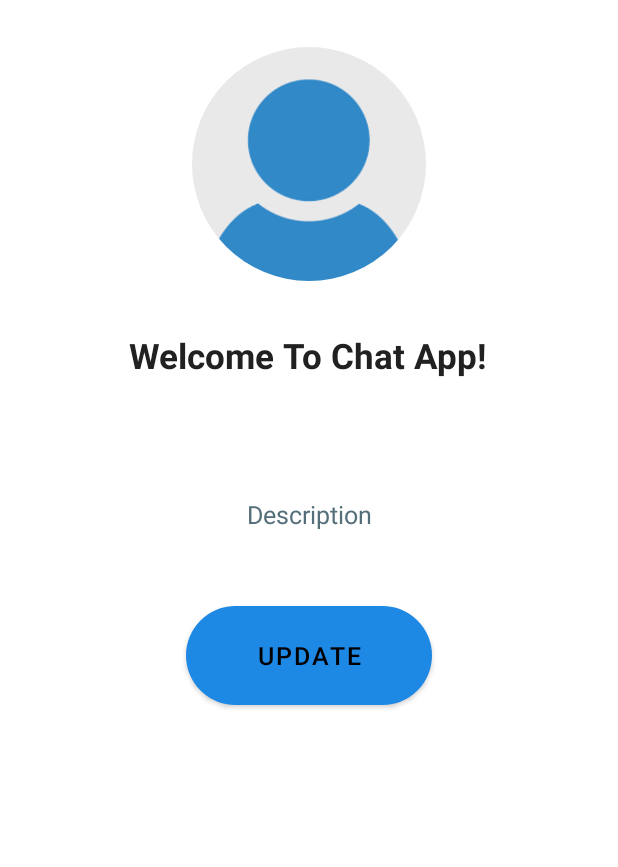
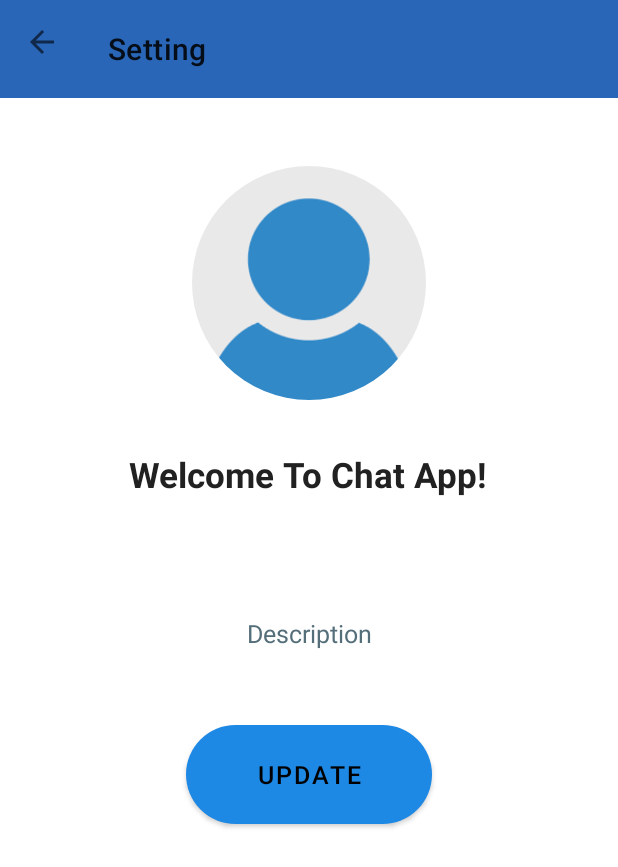
Before and after one commit to QuanNguyen-k2/BK_Chat, an Android app: the screen it shows after launch once a user with an empty profile is signed in (SettingActivity), in the options menu, after a tap on "Setting", on a phone screen of 412 x 824 dp. Shown: the top 867 px of the screen. Run offline under Robolectric (Android 15) with nearby library versions, the phone set to English and light mode, and no system bars; our stand-ins replace Firebase (no records; nobody signed in at launch, a user with empty details on screens opened directly), Picasso, sdp/ssp sizes; libraries missing offline, so code that uses them is left out: com.makeramen.roundedimageview; plain views replace RoundedImageView; 2 statements that could not run were skipped.

Commit message:
Update Tinh Nang Hien Thi Ban Be

```diff
--- a/app/src/main/java/com/chatapp/bkchat/SettingActivity.java
+++ b/app/src/main/java/com/chatapp/bkchat/SettingActivity.java
@@ -10,6 +10,7 @@ import android.widget.Toast;
 import androidx.annotation.NonNull;
 import androidx.annotation.Nullable;
 import androidx.appcompat.app.AppCompatActivity;
+import androidx.appcompat.widget.Toolbar;
 
 import com.google.firebase.auth.FirebaseAuth;
 import com.google.firebase.database.DataSnapshot;
@@ -34,6 +35,7 @@ public class SettingActivity extends AppCompatActivity {
     RoundedImageView avatar;
     String uid;
     Uri selectedImageUri;
+    Toolbar mToolbar;
 
 
     @Override
@@ -66,6 +68,7 @@ public class SettingActivity extends AppCompatActivity {
 
             rootRef.child("Users").child(uid).child("username").setValue(username);
             rootRef.child("Users").child(uid).child("description").setValue(newDescription);
+            Toast.makeText(SettingActivity.this, "Cập Nhật Thành Công", Toast.LENGTH_SHORT).show();
         }
     }
 
@@ -132,6 +135,13 @@ public class SettingActivity extends AppCompatActivity {
         rootRef = FirebaseDatabase.getInstance().getReference();
         storageRef = FirebaseStorage.getInstance().getReference().child("ImageProfile");
         avatar = findViewById(R.id.yourAvatar);
+
+        mToolbar = findViewById(R.id.toolbar_setting);
+        setSupportActionBar(mToolbar);
+        getSupportActionBar().setDisplayHomeAsUpEnabled(true);
+        getSupportActionBar().setDisplayShowHomeEnabled(true);
+        getSupportActionBar().setTitle("Setting");
+
     }
 
 }
--- a/app/src/main/res/layout/activity_find_friends.xml
+++ b/app/src/main/res/layout/activity_find_friends.xml
@@ -8,8 +8,7 @@
 
     <include
         android:id="@+id/find_friends_layout"
-        layout="@layout/layout_toolbar">
-
+        layout="@layout/layout_sub">
     </include>
 
     <androidx.recyclerview.widget.RecyclerView
--- a/app/src/main/res/layout/activity_setting.xml
+++ b/app/src/main/res/layout/activity_setting.xml
@@ -1,14 +1,21 @@
 <?xml version="1.0" encoding="utf-8"?>
-<ScrollView xmlns:android="http://schemas.android.com/apk/res/android"
+<LinearLayout xmlns:android="http://schemas.android.com/apk/res/android"
     xmlns:app="http://schemas.android.com/apk/res-auto"
     xmlns:tools="http://schemas.android.com/tools"
     android:layout_width="match_parent"
     android:layout_height="match_parent"
-    android:clipToPadding="false"
-    android:overScrollMode="never"
-    android:padding="@dimen/_24sdp"
-    android:scrollbars="none"
+    android:orientation="vertical"
     tools:context=".SettingActivity">
+
+    <include
+        android:id="@+id/toolbar_setting"
+        layout="@layout/layout_sub">
+    </include>
+
+    <ScrollView
+        android:layout_width="match_parent"
+        android:layout_height="match_parent"
+        android:paddingTop="@dimen/_35sdp">
 
         <LinearLayout
             android:layout_width="match_parent"
@@ -23,6 +30,8 @@
                 android:layout_height="@dimen/_120sdp"
                 android:scaleType="centerCrop"
                 android:src="@drawable/image_user"
+                app:riv_border_width="1dp"
+                app:riv_border_color="#1E88E5"
                 app:riv_oval="true" />
 
             <EditText
@@ -30,16 +39,15 @@
                 android:layout_width="wrap_content"
                 android:layout_height="wrap_content"
                 android:layout_marginTop="@dimen/_20sdp"
-            android:autofillHints="Name"
                 android:background="#00000000"
+                android:enabled="false"
                 android:inputType="text"
-            android:enabled="false"
                 android:minHeight="48dp"
                 android:text="@string/welcome"
                 android:textColor="@color/primary_text"
                 android:textSize="@dimen/_18sdp"
                 android:textStyle="bold"
-            tools:ignore="LabelFor" />
+                 />
 
             <EditText
                 android:id="@+id/set_description"
@@ -68,6 +76,6 @@
                 app:backgroundTint="#1E88E5"
                 app:cornerRadius="@dimen/_80sdp" />
 
-
         </LinearLayout>
     </ScrollView>
+</LinearLayout>
--- /dev/null
+++ b/app/src/main/res/layout/layout_sub.xml
@@ -0,0 +1,8 @@
+<?xml version="1.0" encoding="utf-8"?>
+<androidx.appcompat.widget.Toolbar xmlns:android="http://schemas.android.com/apk/res/android"
+    android:id="@+id/toolBarSub"
+    android:layout_width="match_parent"
+    android:layout_height="@dimen/_50sdp"
+    android:background="#2966B8">
+
+</androidx.appcompat.widget.Toolbar>
--- a/app/src/main/res/menu/option_menu.xml
+++ b/app/src/main/res/menu/option_menu.xml
@@ -1,6 +1,11 @@
 <?xml version="1.0" encoding="utf-8"?>
 <menu xmlns:android="http://schemas.android.com/apk/res/android"
     xmlns:app="http://schemas.android.com/apk/res-auto">
+    <item
+        android:id="@+id/FindFriends"
+        android:title="Find Friends"
+        app:showAsAction="never">
+    </item>
     <item
         android:id="@+id/settings"
         android:title="Setting"
@@ -11,9 +16,4 @@
         android:title="@string/log_out"
         app:showAsAction="never">
     </item>
-    <item
-        android:id="@+id/FindFriends"
-        android:title="Find Friends"
-        app:showAsAction="never">
-    </item>
 </menu>
```
Also changed, not shown: app/src/main/AndroidManifest.xml (+6 -4 lines), app/src/main/java/com/chatapp/bkchat/FindFriendsActivity.java (+20 -32 lines), app/src/main/java/com/chatapp/bkchat/MainActivity.java (+0 -9 lines), app/src/main/res/layout/users_display_layout.xml (+10 -6 lines). Lines whose indentation alone changed are shown as unchanged.
